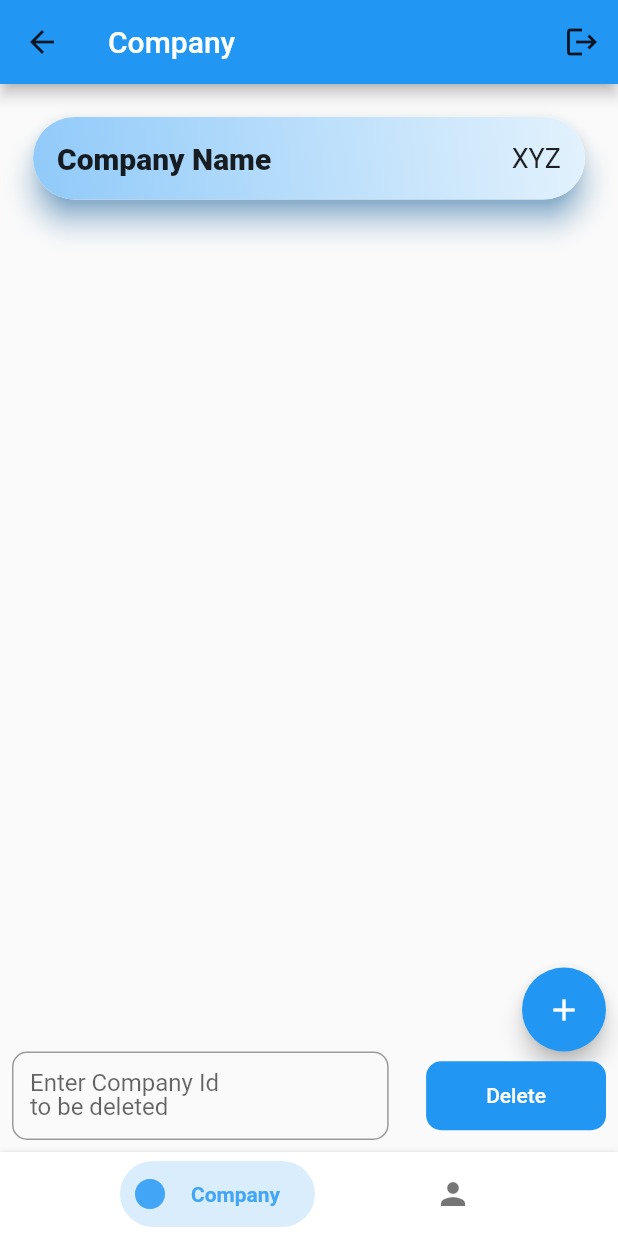
After one commit to pinakmapari/Placement-Records-App, a Flutter app: the AdminHome screen opened directly, on a phone screen of 412 x 824 dp. The commit adds this screen. Run offline on Flutter 3.47's test engine with Material 2 defaults, Android fonts, the phone set to English and light mode, and no system bars; drawn by our look-alikes of bottom_navy_bar.

Commit message:
Basic UI added

```diff
--- /dev/null
+++ b/lib/screens/admin/admin_home.dart
@@ -0,0 +1,74 @@
+import 'package:bottom_navy_bar/bottom_navy_bar.dart';
+import 'package:flutter/material.dart';
+import 'package:placement_records/auth/login.dart';
+import 'package:placement_records/screens/admin/company.dart';
+import 'package:placement_records/screens/admin/student.dart';
+
+class AdminHome extends StatefulWidget {
+  const AdminHome({Key? key}) : super(key: key);
+
+  @override
+  _AdminHomeState createState() => _AdminHomeState();
+}
+
+class _AdminHomeState extends State<AdminHome> {
+  late int _selectedIndex;
+
+  late List<String> _tabNames;
+  late List<Widget> _tabs;
+
+  @override
+  void initState() {
+    super.initState();
+    _tabNames = ['Company', 'Student'];
+    _tabs = [CompanyPage(), StudentPage()];
+    _selectedIndex = 0;
+  }
+
+  @override
+  Widget build(BuildContext context) {
+    return Scaffold(
+      appBar: AppBar(
+        iconTheme: Theme.of(context).iconTheme,
+        title: Text(_tabNames[_selectedIndex]),
+        actions: [
+          IconButton(
+              onPressed: () {
+                Navigator.of(context).pushAndRemoveUntil(
+                    MaterialPageRoute(builder: (context) => const LoginPage()),
+                    (Route<dynamic> route) => false);
+              },
+              icon: const Icon(Icons.logout))
+        ],
+      ),
+      body: _tabs[_selectedIndex],
+      bottomNavigationBar: BottomNavyBar(
+        mainAxisAlignment: MainAxisAlignment.spaceEvenly,
+        selectedIndex: _selectedIndex,
+        onItemSelected: (clickedIndex) async {
+          setState(() {
+            _selectedIndex = clickedIndex;
+          });
+        },
+        animationDuration: Duration(milliseconds: 500),
+        curve: Curves.easeInCirc,
+        items: [
+          BottomNavyBarItem(
+            title: Text('Company'),
+            icon: Icon(Icons.circle_rounded),
+            textAlign: TextAlign.center,
+            activeColor: Colors.blue[400]!,
+            inactiveColor: Colors.black54,
+          ),
+          BottomNavyBarItem(
+            title: Text('Student'),
+            icon: Icon(Icons.person),
+            textAlign: TextAlign.center,
+            activeColor: Colors.blue[400]!,
+            inactiveColor: Colors.black54,
+          ),
+        ],
+      ),
+    );
+  }
+}
--- /dev/null
+++ b/lib/screens/admin/company.dart
@@ -0,0 +1,133 @@
+import 'package:flutter/material.dart';
+import 'package:placement_records/screens/admin/company_details.dart';
+
+class CompanyPage extends StatefulWidget {
+  const CompanyPage({Key? key}) : super(key: key);
+
+  @override
+  _CompanyPageState createState() => _CompanyPageState();
+}
+
+class _CompanyPageState extends State<CompanyPage> {
+  @override
+  Widget build(BuildContext context) {
+    String company_id;
+
+    return Container(
+      child: Padding(
+        padding: const EdgeInsets.all(8.0),
+        child: Column(
+          children: [
+            Expanded(
+              child: ListView.builder(
+                  itemCount: 1,
+                  itemBuilder: (_, index) {
+                    return InkWell(
+                      onTap: () {
+                        setState(() {
+                          Navigator.push(
+                            context,
+                            MaterialPageRoute(
+                              builder: (context) => CompanyDetails(companyid: '1')
+                            ),
+                          );
+                        });
+                      },
+                      child: Padding(
+                        padding: const EdgeInsets.all(10.0),
+                        child: Card(
+                          shadowColor: Colors.blue,
+                          elevation: 8,
+                          clipBehavior: Clip.antiAlias,
+                          shape: RoundedRectangleBorder(
+                            borderRadius: BorderRadius.circular(30),
+                          ),
+                          child: Container(
+                            decoration: BoxDecoration(
+                              gradient: LinearGradient(
+                                colors: [
+                                  Colors.blue.shade50,
+                                  Colors.blue.shade200
+                                ],
+                                begin: Alignment.topRight,
+                                end: Alignment.bottomLeft,
+                              ),
+                            ),
+                            padding: EdgeInsets.all(16),
+                            child: Column(
+                              children: [
+                                Row(
+                                  mainAxisAlignment:
+                                      MainAxisAlignment.spaceBetween,
+                                  children: [
+                                    Text(
+                                      'Company Name ',
+                                      style: TextStyle(
+                                          fontSize: 20,
+                                          fontWeight: FontWeight.w800),
+                                    ),
+                                    Text(
+                                      'XYZ',
+                                      style: TextStyle(fontSize: 18),
+                                    )
+                                  ],
+                                ),
+                              ],
+                            ),
+                          ),
+                        ),
+                      ),
+                    );
+                  }),
+            ),
+            Align(
+              alignment: Alignment.bottomRight,
+              child: FloatingActionButton(
+                child: Icon(Icons.add),
+                backgroundColor: Colors.blue,
+                onPressed: () {},
+              ),
+            ),
+            Row(
+              children: [
+                Flexible(
+                  child: TextFormField(
+                    keyboardType: TextInputType.phone,
+                    decoration: const InputDecoration(
+                      labelText: 'Enter Company Id \nto be deleted',
+                      border: OutlineInputBorder(
+                        borderRadius: BorderRadius.all(Radius.circular(10.0)),
+                      ),
+                    ),
+                    onSaved: (value) => setState(() => company_id = value!),
+                  ),
+                ),
+                const SizedBox(
+                  width: 25.0,
+                ),
+                TextButton(
+                  style: ButtonStyle(
+                      padding: MaterialStateProperty.all<EdgeInsets>(
+                        const EdgeInsets.symmetric(
+                            vertical: 15.0, horizontal: 40.0),
+                      ),
+                      shape: MaterialStateProperty.all<RoundedRectangleBorder>(
+                          RoundedRectangleBorder(
+                        borderRadius: BorderRadius.circular(10.0),
+                      )),
+                      backgroundColor:
+                          MaterialStateProperty.all<Color>(Colors.blue)),
+                  child: const Text(
+                    'Delete',
+                    style: TextStyle(color: Colors.white),
+                  ),
+                  onPressed: () {},
+                ),
+              ],
+            ),
+          ],
+        ),
+      ),
+    );
+  }
+}
--- a/pubspec.yaml
+++ b/pubspec.yaml
@@ -34,6 +34,7 @@ dependencies:
   # The following adds the Cupertino Icons font to your application.
   # Use with the CupertinoIcons class for iOS style icons.
   cupertino_icons: ^1.0.2
+  bottom_navy_bar: ^6.0.0
 
 dev_dependencies:
   flutter_test:
```
Also changed, not shown: lib/auth/admin.dart (added, +118 -0 lines), lib/auth/login.dart (added, +43 -0 lines), lib/main.dart (+10 -101 lines), lib/screens/admin/company_details.dart (added, +66 -0 lines), lib/screens/admin/student.dart (added, +17 -0 lines), lib/screens/home.dart (added, +54 -0 lines), pubspec.lock.
